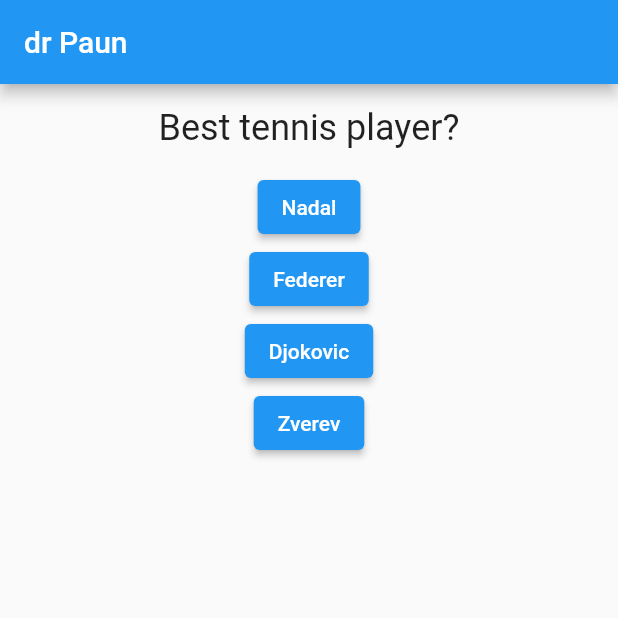
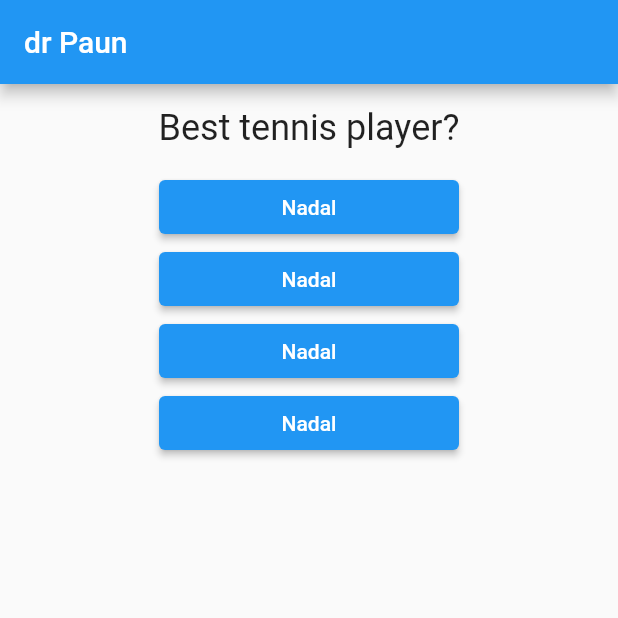
Before and after one commit to NikolaMag99/FlutterQuizApp, a Flutter app: the screen it shows after launch, on a phone screen of 412 x 824 dp, the top half of it. Run offline on Flutter 3.47's test engine with Material 2 defaults, Android fonts, the phone set to English and light mode, and no system bars.

Commit message:
Dodavanje klase answer i povezivanje sa mainom

```diff
--- /dev/null
+++ b/lib/answer.dart
@@ -0,0 +1,19 @@
+import 'package:flutter/material.dart';
+
+class Answer extends StatelessWidget {
+  final VoidCallback selectHandler;
+
+  Answer(this.selectHandler);
+
+  @override
+  Widget build(BuildContext context) {
+    return Container(
+      width: 200,
+      // color: Colors.blue,
+      child: ElevatedButton(
+        onPressed: selectHandler,
+        child: Text('Nadal'),
+      ),
+    );
+  }
+}
--- a/lib/main.dart
+++ b/lib/main.dart
@@ -1,6 +1,7 @@
 import 'package:flutter/material.dart';
 
 import './question.dart';
+import './answer.dart';
 
 void main() {
   runApp(MyApp());
@@ -35,22 +36,10 @@ class _MyAppState extends State<MyApp> {
         body: Column(
           children: [
             Question(questions[_index]),
-            ElevatedButton(
-              onPressed: _answerQuestion,
-              child: Text('Nadal'),
-            ),
-            ElevatedButton(
-              onPressed: _answerQuestion,
-              child: Text('Federer'),
-            ),
-            ElevatedButton(
-              onPressed: _answerQuestion,
-              child: Text('Djokovic'),
-            ),
-            ElevatedButton(
-              onPressed: _answerQuestion,
-              child: Text('Zverev'),
-            )
+            Answer(_answerQuestion),
+            Answer(_answerQuestion),
+            Answer(_answerQuestion),
+            Answer(_answerQuestion)
           ],
         ),
       ),
```
